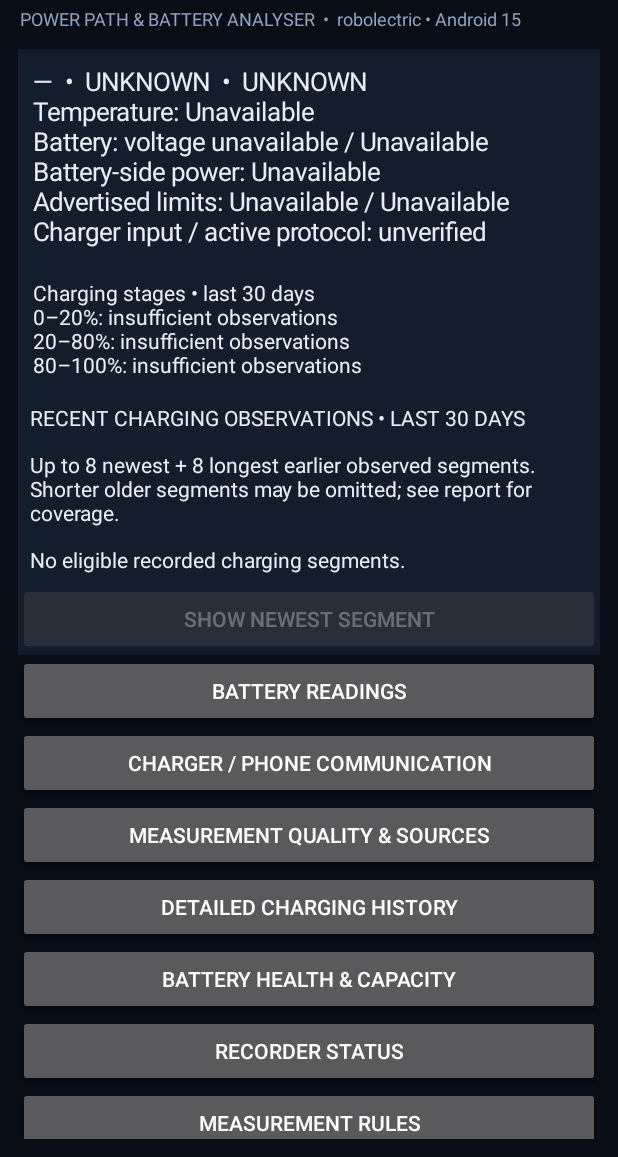
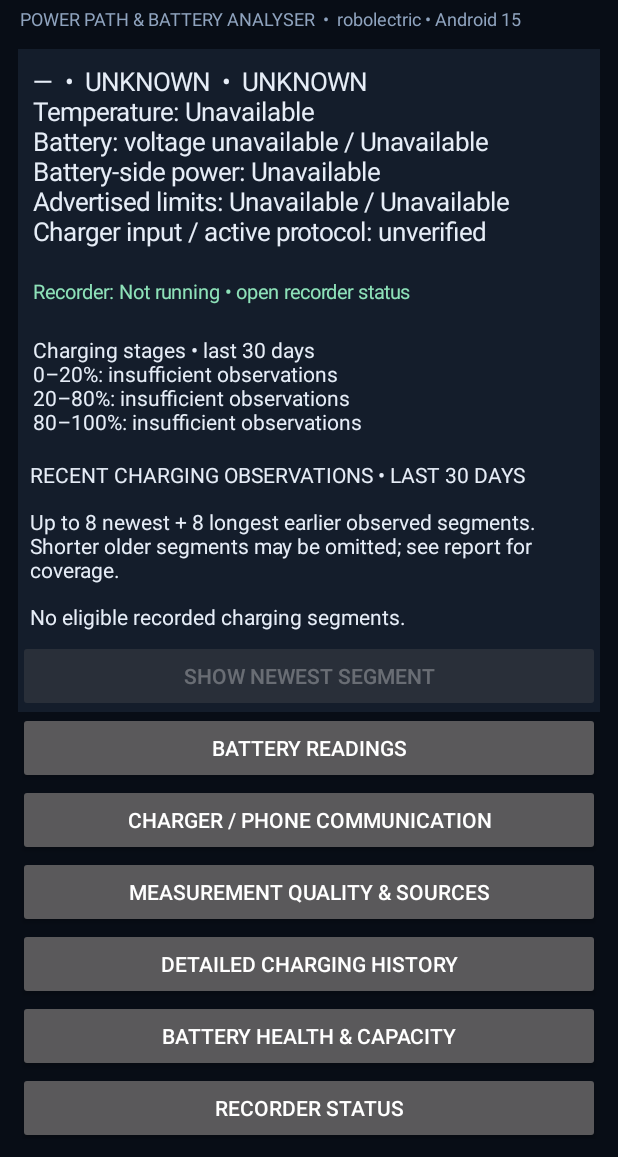
Before and after one commit to astramark06-sudo/Battery-only, an Android app: the screen it shows after launch (MainActivity), on a phone screen of 412 x 824 dp, the part 79-1236 px from its top. Run offline under Robolectric (Android 15) with nearby library versions, the phone set to English and light mode, and no system bars; network calls fail; 2 statements that could not run were skipped.

Commit message:
Use structured charging summaries and strengthen import and telemetry validation

```diff
--- a/BatteryScope/app/src/main/java/com/batteryscope/BatteryBroadcastMetadata.kt
+++ b/BatteryScope/app/src/main/java/com/batteryscope/BatteryBroadcastMetadata.kt
@@ -15,6 +15,10 @@ internal object BatteryBroadcastMetadata {
     private fun raw(intent: Intent?, key: String): Any? = intent?.extras?.get(key)
 
     fun int(intent: Intent?, key: String): Int? = raw(intent,key) as? Int
+    fun bool(intent: Intent?, key: String): Boolean? = raw(intent,key) as? Boolean
+    fun advertised(intent: Intent?, key: String): Int? =
+        int(intent,key)?.takeIf { it in 1 until Int.MAX_VALUE }
+    fun cycles(intent: Intent?): Int? = int(intent,"cycle_count")?.takeIf { it in 0 until Int.MAX_VALUE }
 
     // Broad rejection-only range, not a claim that this is a safe operating temperature.
     fun temperatureC(rawTenths: Int?): Double? = rawTenths?.takeIf { it in -1000..1000 }?.div(10.0)
--- a/BatteryScope/app/src/main/java/com/batteryscope/ChargingProfile.kt
+++ b/BatteryScope/app/src/main/java/com/batteryscope/ChargingProfile.kt
@@ -176,6 +176,17 @@ internal class ChargingProfile {
             }
         }
     }
+    data class Stage(val start: Int, val end: Int, val rate: Double?, val gained: Long,
+        val observedMs: Long, val exactText: String?, val boundedText: String?)
+    fun stages(): List<Stage> = phaseBounds.mapIndexed { i,(a,b) ->
+        val band = phaseBands[i]
+        val low = bracketedPhaseLowerMinutes[i].bounds()?.first
+        val high = bracketedPhaseUpperMinutes[i].bounds()?.second
+        Stage(a,b,band.rate(),band.gained,band.ms,
+            completedPhaseMinutes[i].takeIf { it.count > 0L }?.text("min",2),
+            if (low != null && high != null) String.format(Locale.US,"%.2f–%.2f min possible envelope (%d spans)",
+                low,high,bracketedPhaseLowerMinutes[i].count) else null)
+    }
     val voltage = Range()
     val current = Range()
     val temperature = Range()
@@ -338,17 +349,12 @@ internal class ChargingProfile {
         appendLine("  State transition or unknown endpoints: " + minutes(observedMs(ConnectedState.TRANSITION_OR_UNKNOWN)) + " min")
         appendLine("Connection-related intervals excluded: $excludedConnectedIntervals (source changes, invalid timing, gaps or unknown/reboot identity). Matching sampled endpoints do not establish continuous state; this is observed coverage, not full plug-in duration. Zero coverage means no eligible observed time.")
         appendLine("=== CHARGING STAGES (LAST 30 DAYS) ===")
-        phaseBounds.forEachIndexed { i,(a,b) ->
-            val band = phaseBands[i]
-            appendLine("  $a–$b%: " +
-                (band.rate()?.let { String.format(Locale.US,"%.2f pp/h • +%d points • %.2f min observed",it,band.gained,band.ms/60_000.0) } ?: "insufficient observations"))
+        stages().forEachIndexed { i,stage ->
+            appendLine("  ${stage.start}–${stage.end}%: " +
+                (stage.rate?.let { String.format(Locale.US,"%.2f pp/h • +%d points • %.2f min observed",it,stage.gained,stage.observedMs/60_000.0) } ?: "insufficient observations"))
             appendLine("    Temperature: " + phaseTemperatures[i].text("°C"))
-            appendLine("    Completed exact-boundary spans: " + completedPhaseMinutes[i].text("min",2))
-            val lower = bracketedPhaseLowerMinutes[i].bounds()?.first
-            val upper = bracketedPhaseUpperMinutes[i].bounds()?.second
-            appendLine("    Skipped-boundary spans: " + if (lower != null && upper != null)
-                String.format(Locale.US,"%.2f–%.2f min possible envelope (%d spans)",lower,upper,bracketedPhaseLowerMinutes[i].count)
-                else "unavailable")
+            appendLine("    Completed exact-boundary spans: " + (stage.exactText ?: "unavailable"))
+            appendLine("    Skipped-boundary spans: " + (stage.boundedText ?: "unavailable"))
         }
         appendLine("Stage speeds use eligible nondecreasing intervals wholly within each stage, including jumps across finer 10% bands. Cross-stage jumps or invalid adjacent same-source charging intervals omitted: $omittedPhaseIntervals. Temperature samples use the stage containing the observed SOC; 100% belongs to the final stage.")
         appendLine("Exact-boundary spans measure elapsed time between recorded boundary samples, not exact physical crossing times. Skipped boundaries use adjacent observation bounds; envelope is the smallest lower and largest upper bound across completed spans, not an average or interpolation. Gaps, reversals and source changes reset spans. Same-source FULL at 100% can finish a span ($fullEndpointSpans spans), but contributes no active charging rate. Time at 100% after first observation excluded from stage rates. Missing spans are unavailable, not zero.")
--- a/BatteryScope/app/src/main/java/com/batteryscope/DashboardScrollView.kt
+++ b/BatteryScope/app/src/main/java/com/batteryscope/DashboardScrollView.kt
@@ -30,25 +30,16 @@ internal class DashboardScrollView(context: Context) : ScrollView(context) {
     }
 }
 
-internal fun compactChargingStages(report: String): String {
-    val ranges = listOf("0–20%:", "20–80%:", "80–100%:")
-    val stageLines = report.substringAfter("=== CHARGING STAGES (LAST 30 DAYS) ===","")
-        .substringBefore("Stage speeds use").lineSequence().map { it.trim() }.toList()
-    return buildString {
-        appendLine("Charging stages • last 30 days")
-        ranges.forEachIndexed { index, range ->
-            val rowIndex = stageLines.indexOfFirst { it.startsWith(range) }
-            val row = stageLines.getOrNull(rowIndex) ?: "$range unavailable"
-            val completed = if (rowIndex >= 0) stageLines.getOrNull(rowIndex+2)
-                ?.takeIf { it.startsWith("Completed exact-boundary spans:") }
-                ?.substringAfter(": ") else null
-            append(row)
-            if (completed != null && completed != "unavailable") append("\n  Complete spans: $completed")
-            val skipped = stageLines.getOrNull(rowIndex+3)?.takeIf {
-                rowIndex >= 0 && it.startsWith("Skipped-boundary spans:")
-            }?.substringAfter(": ")
-            if (skipped != null && skipped != "unavailable") append("\n  Bounded spans: $skipped")
-            if (index != ranges.lastIndex) appendLine()
-        }
+internal fun compactChargingStages(stages: List<ChargingProfile.Stage>): String = buildString {
+    appendLine("Charging stages • last 30 days")
+    listOf(0 to 20,20 to 80,80 to 100).forEachIndexed { index,(a,b) ->
+        val stage = stages.singleOrNull { it.start == a && it.end == b }
+        append("$a–$b%: ")
+        append(stage?.rate?.let {
+            String.format(java.util.Locale.US,"%.2f pp/h • %.2f min observed",it,stage.observedMs/60_000.0)
+        } ?: "insufficient observations")
+        stage?.exactText?.let { append("\n  Complete spans: $it") }
+        stage?.boundedText?.let { append("\n  Bounded spans: $it") }
+        if (index != 2) appendLine()
     }
 }
--- a/BatteryScope/app/src/main/java/com/batteryscope/HistoryBackup.kt
+++ b/BatteryScope/app/src/main/java/com/batteryscope/HistoryBackup.kt
@@ -169,15 +169,16 @@ internal object HistoryBackup {
         return counts
     }
 
-    fun stage(input: InputStream, output: OutputStream) {
+    fun stage(input: InputStream, output: OutputStream, beforeWrite: (Long,Int) -> Unit = { _,_ -> }) {
         val bytes = ByteArray(64 * 1024)
         var size = 0L
         while (true) {
             val count = input.read(bytes)
             if (count < 0) break
             require(count > 0) { "Backup input stream made no progress" }
+            require(size + count <= MAX_BYTES) { "Backup exceeds supported size" }
+            beforeWrite(size,count)
             size += count
-            require(size <= MAX_BYTES) { "Backup exceeds supported size" }
             output.write(bytes, 0, count)
         }
     }
--- a/BatteryScope/app/src/main/java/com/batteryscope/MainActivity.kt
+++ b/BatteryScope/app/src/main/java/com/batteryscope/MainActivity.kt
@@ -32,6 +32,7 @@ class MainActivity : Activity() {
     private lateinit var dashboardScroll: DashboardScrollView
     private lateinit var liveSummary: TextView
     private lateinit var stageSummary: TextView
+    private lateinit var recorderSummary: TextView
     private lateinit var batteryText: TextView
     private lateinit var chargerText: TextView
     private lateinit var diagnosticText: TextView
@@ -164,6 +165,10 @@ class MainActivity : Activity() {
             text = "Waiting for battery readings…"
         }
         content.addView(liveSummary)
+        recorderSummary = makeText(13f,Color.rgb(142,226,185),false).apply {
+            text = "Recorder: checking"
+        }
+        content.addView(recorderSummary)
         stageSummary = makeText(14f, Color.rgb(230,237,247), false).apply {
             text = "Charging stages (last 30 days)\nWaiting for history…"
         }
@@ -490,11 +495,11 @@ class MainActivity : Activity() {
             plugged = plugged,
             health = health,
             technology = technology,
-            maxChargingCurrentUa = intent?.getIntExtra("max_charging_current", -1)?.takeIf { it > 0 },
-            maxChargingVoltageUv = intent?.getIntExtra("max_charging_voltage", -1)?.takeIf { it > 0 },
-            batteryPresent = intent?.extras?.let { if (it.containsKey("present")) it.getBoolean("present") else null },
-            invalidCharger = intent?.extras?.let { if (it.containsKey("invalid_charger")) it.getInt("invalid_charger") else null },
-            cycleCount = intent?.getIntExtra("cycle_count", -1)?.takeIf { it >= 0 },
+            maxChargingCurrentUa = BatteryBroadcastMetadata.advertised(intent,"max_charging_current"),
+            maxChargingVoltageUv = BatteryBroadcastMetadata.advertised(intent,"max_charging_voltage"),
+            batteryPresent = BatteryBroadcastMetadata.bool(intent,"present"),
+            invalidCharger = BatteryBroadcastMetadata.int(intent,"invalid_charger"),
+            cycleCount = BatteryBroadcastMetadata.cycles(intent),
             supplies = supplies,
             supplyRootReadable = readable
         )
@@ -608,7 +613,15 @@ class MainActivity : Activity() {
             if (!isFinishing && !isDestroyed) {
                 dashboardScroll.refreshContent {
                     liveSummary.setTextIfChanged(compactReport)
-                    monitorText.setTextIfChanged(statusReport + "\nRecorder: " + BatteryRecorderService.liveHealthReport())
+                    val health = BatteryRecorderService.liveHealthReport()
+                    monitorText.setTextIfChanged(statusReport + "\nRecorder: " + health)
+                    recorderSummary.setTextIfChanged("Recorder: " + when (health.substringBefore(" • ")) {
+                        "RECENT_SAMPLE_SAVED" -> "Recording • recent sample saved"
+                        "WAITING_FOR_FIRST_SAMPLE" -> "Waiting for first sample"
+                        "DEGRADED" -> "Sample failed • open recorder status"
+                        "STALE" -> "Recording not confirmed • open recorder status"
+                        else -> "Not running • open recorder status"
+                    })
                     batteryText.setTextIfChanged(batteryReport)
                     chargerText.setTextIfChanged(chargerReport)
                     diagnosticText.setTextIfChanged(diagnosticReport)
@@ -706,7 +719,7 @@ class MainActivity : Activity() {
                 database = RecorderDatabase(applicationContext)
                 database.chargingDashboard(now)
             } catch (t: Throwable) {
-                ("History read failed: " + t.javaClass.simpleName + ": " + (t.message ?: "unknown")) to emptyList<ChargingProfile.Curve>()
+                RecorderDatabase.ChargingDashboard("History read failed: " + t.javaClass.simpleName + ": " + (t.message ?: "unknown"),emptyList(),emptyList())
             } finally {
                 try { database?.close() } catch (_: Throwable) { }
             }
@@ -714,9 +727,9 @@ class MainActivity : Activity() {
                 val followUp = historyRefreshGate.finish()
                 if (!isFinishing && !isDestroyed && ::historyText.isInitialized) {
                     dashboardScroll.refreshContent {
-                        historyText.setTextIfChanged(result.first)
-                        stageSummary.setTextIfChanged(compactChargingStages(result.first))
-                        curvePanel.setCurves(result.second)
+                        historyText.setTextIfChanged(result.report)
+                        stageSummary.setTextIfChanged(compactChargingStages(result.stages))
+                        curvePanel.setCurves(result.curves)
                     }
                     if (followUp) refreshHistoryDisplay(true)
                 }
--- a/BatteryScope/app/src/main/java/com/batteryscope/RecorderDatabase.kt
+++ b/BatteryScope/app/src/main/java/com/batteryscope/RecorderDatabase.kt
@@ -240,7 +240,7 @@ class RecorderDatabase(context: Context, databaseName: String = "batteryscope_hi
         }
     }
 
-    private fun chargingEvidenceReport(now: Long, range: SnapshotRange, curves: MutableList<ChargingProfile.Curve>?): String {
+    private fun chargingEvidenceReport(now: Long, range: SnapshotRange, capture: ((ChargingProfile) -> Unit)?): String {
         val profile = ChargingProfile()
         readableDatabase.rawQuery(
             "SELECT elapsed_realtime_ms,boot_count,battery_percent,battery_status,plug_type,battery_voltage_mv,battery_current_ua,temperature_c,charge_counter_uah,usb_voltage_candidate_uv,usb_current_candidate_ua,timestamp_ms,max_charging_current_ua,max_charging_voltage_uv FROM samples INDEXED BY idx_samples_time WHERE timestamp_ms BETWEEN ? AND ? AND id BETWEEN ? AND ? ORDER BY id",
@@ -254,20 +254,23 @@ class RecorderDatabase(context: Context, databaseName: String = "batteryscope_hi
                 longOrNull(8),longOrNull(9),longOrNull(10),longOrNull(11),longOrNull(12),longOrNull(13)
             ))
         }
-        curves?.addAll(profile.chartCurves())
+        capture?.invoke(profile)
         return profile.report()
     }
 
     fun historySummary(now: Long = System.currentTimeMillis(), chargingFocus: Boolean = false): String =
         historySummaryInternal(now, chargingFocus, null)
 
-    internal fun chargingDashboard(now: Long): Pair<String, List<ChargingProfile.Curve>> {
-        val curves = mutableListOf<ChargingProfile.Curve>()
-        val report = historySummaryInternal(now, true, curves)
-        return report to curves.toList()
+    internal data class ChargingDashboard(val report: String, val curves: List<ChargingProfile.Curve>,
+        val stages: List<ChargingProfile.Stage>)
+    internal fun chargingDashboard(now: Long): ChargingDashboard {
+        var profile: ChargingProfile? = null
+        val report = historySummaryInternal(now,true) { profile = it }
+        val snapshot = checkNotNull(profile)
+        return ChargingDashboard(report,snapshot.chartCurves(),snapshot.stages())
     }
 
-    private fun historySummaryInternal(now: Long, chargingFocus: Boolean, curves: MutableList<ChargingProfile.Curve>?): String {
+    private fun historySummaryInternal(now: Long, chargingFocus: Boolean, capture: ((ChargingProfile) -> Unit)?): String {
         val windows = listOf(
             "24 HOURS" to 24L * 60 * 60 * 1000,
             "7 DAYS" to 7L * 24 * 60 * 60 * 1000,
@@ -287,7 +290,7 @@ class RecorderDatabase(context: Context, databaseName: String = "batteryscope_hi
         val latestPercent = latestReading?.first
         val summaries = summariseWindows(windows.map { (_, duration) ->
             if (duration == Long.MAX_VALUE) 0L else now - duration
-        }, now, range)
+        }, now, range, !chargingFocus)
         return buildString {
             val total = range.count
             appendLine("BATTERYSCOPE LOCAL HISTORY • RAW SAMPLES RETAINED UNTIL USER DELETES APP DATA")
@@ -345,7 +348,7 @@ class RecorderDatabase(context: Context, databaseName: String = "batteryscope_hi
                 }
             }
             appendLine()
-            if (chargingFocus) appendLine(chargingEvidenceReport(now,range,curves))
+            if (chargingFocus) appendLine(chargingEvidenceReport(now,range,capture))
             else appendLine(resourceHistoryReport(now, range))
             appendLine()
             appendLine("=== MOST RECENT CHARGING SESSION (LAST 30 DAYS) ===")
@@ -463,10 +466,10 @@ class RecorderDatabase(context: Context, databaseName: String = "batteryscope_hi
      * window keeps its own previous eligible row, including when wall time
      * moves backwards. This preserves the separate-query interval semantics.
      */
-    private fun summariseWindows(starts: List<Long>, now: Long, range: SnapshotRange): List<Stats> {
+    private fun summariseWindows(starts: List<Long>, now: Long, range: SnapshotRange, includeAppData: Boolean): List<Stats> {
         require(starts.isNotEmpty())
         val accumulators = starts.mapIndexed { index, from ->
-            WindowAccumulator(from, now, index != starts.lastIndex)
+            WindowAccumulator(from, now, index != starts.lastIndex, includeAppData)
         }
         readableDatabase.rawQuery(
             """SELECT timestamp_ms,elapsed_realtime_ms,battery_percent,battery_status,plug_type,charge_counter_uah,screen_on,foreground_package,boot_count,usage_access
@@ -505,7 +508,8 @@ class RecorderDatabase(context: Context, databaseName: String = "batteryscope_hi
     private inner class WindowAccumulator(
         private val from: Long,
         private val now: Long,
-        private val finiteWindow: Boolean
+        private val finiteWindow: Boolean,
+        private val includeAppData: Boolean
     ) {
         val charge = Bucket(); val drain = Bucket()
         val chargeOn = Bucket(); val chargeOff = Bucket()
@@ -541,7 +545,7 @@ class RecorderDatabase(context: Context, databaseName: String = "batteryscope_hi
                 if (before.bootCount == null || after.bootCount == null || before.bootCount < 0 || after.bootCount < 0) unknownBootIntervals++
                 gap.accept(dt, eligible, knownReboot)
                 if (eligible) {
-                    val sameApp = RecorderTimeMath.sameForegroundApp(before.screen, after.screen, before.app, after.app,
+                    val sameApp = includeAppData && RecorderTimeMath.sameForegroundApp(before.screen, after.screen, before.app, after.app,
                         before.usageAccess, after.usageAccess)
                     if (sameApp) appTime[after.app] = (appTime[after.app] ?: 0L) + dt
                     if (before.pct != null && after.pct != null) {
```
Also changed, not shown: BatteryScope/app/src/main/java/com/batteryscope/BatteryRecorderService.kt (+5 -10 lines), BatteryScope/app/src/main/java/com/batteryscope/HistoryOperations.kt (+9 -1 lines), 9 other files.
